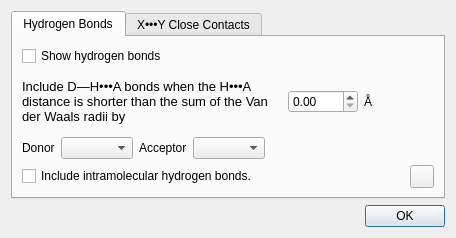
First picture: the form in src/closecontactsdialog.ui, repository peterspackman/crystalexplorer, before the edit.
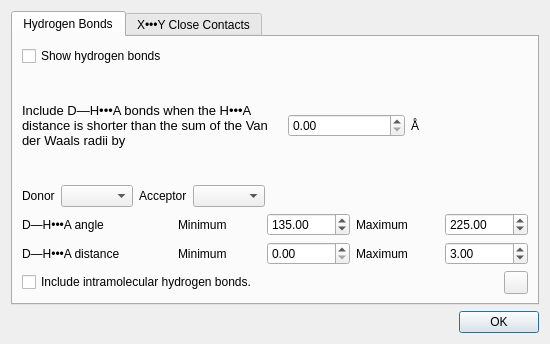
Second picture: the form after the edit. The open tabs and pages were chosen to show the change.

```diff
--- a/src/closecontactsdialog.ui
+++ b/src/closecontactsdialog.ui
@@ -6,8 +6,8 @@
    <rect>
     <x>0</x>
     <y>0</y>
-    <width>456</width>
-    <height>238</height>
+    <width>550</width>
+    <height>344</height>
    </rect>
   </property>
   <property name="windowTitle">
@@ -110,6 +110,117 @@
          </item>
         </layout>
        </item>
+       <item>
+        <layout class="QHBoxLayout" name="horizontalLayout_5">
+         <item>
+          <widget class="QLabel" name="angleLabel">
+           <property name="minimumSize">
+            <size>
+             <width>150</width>
+             <height>0</height>
+            </size>
+           </property>
+           <property name="text">
+            <string>D—H•••A angle</string>
+           </property>
+          </widget>
+         </item>
+         <item>
+          <widget class="QLabel" name="angleMinLabel">
+           <property name="text">
+            <string>Minimum</string>
+           </property>
+          </widget>
+         </item>
+         <item>
+          <widget class="QDoubleSpinBox" name="angleMinSpinBox">
+           <property name="minimum">
+            <double>0.000000000000000</double>
+           </property>
+           <property name="maximum">
+            <double>180.000000000000000</double>
+           </property>
+           <property name="singleStep">
+            <double>5.000000000000000</double>
+           </property>
+           <property name="value">
+            <double>135.000000000000000</double>
+           </property>
+          </widget>
+         </item>
+         <item>
+          <widget class="QLabel" name="angleMaxLabel">
+           <property name="text">
+            <string>Maximum</string>
+           </property>
+          </widget>
+         </item>
+         <item>
+          <widget class="QDoubleSpinBox" name="angleMaxSpinBox">
+           <property name="minimum">
+            <double>180.000000000000000</double>
+           </property>
+           <property name="maximum">
+            <double>360.000000000000000</double>
+           </property>
+           <property name="singleStep">
+            <double>5.000000000000000</double>
+           </property>
+           <property name="value">
+            <double>225.000000000000000</double>
+           </property>
+          </widget>
+         </item>
+        </layout>
+       </item>
+       <item>
+        <layout class="QHBoxLayout" name="horizontalLayout_6">
+         <item>
+          <widget class="QLabel" name="distanceLabel">
+           <property name="minimumSize">
+            <size>
+             <width>150</width>
+             <height>0</height>
+            </size>
+           </property>
+           <property name="text">
+            <string>D—H•••A distance</string>
+           </property>
+          </widget>
+         </item>
+         <item>
+          <widget class="QLabel" name="distanceMinLabel">
+           <property name="text">
+            <string>Minimum</string>
+           </property>
+          </widget>
+         </item>
+         <item>
+          <widget class="QDoubleSpinBox" name="distanceMinSpinBox">
+           <property name="singleStep">
+            <double>0.100000000000000</double>
+           </property>
+          </widget>
+         </item>
+         <item>
+          <widget class="QLabel" name="distanceMaxLabel">
+           <property name="text">
+            <string>Maximum</string>
+           </property>
+          </widget>
+         </item>
+         <item>
+          <widget class="QDoubleSpinBox" name="distanceMaxSpinBox">
+           <property name="singleStep">
+            <double>0.100000000000000</double>
+           </property>
+           <property name="value">
+            <double>3.000000000000000</double>
+           </property>
+          </widget>
+         </item>
+        </layout>
+       </item>
        <item>
         <layout class="QHBoxLayout" name="horizontalLayout_3">
          <item>
```
Left out of the diff: 2 changed lines with no effect on the pictures.
